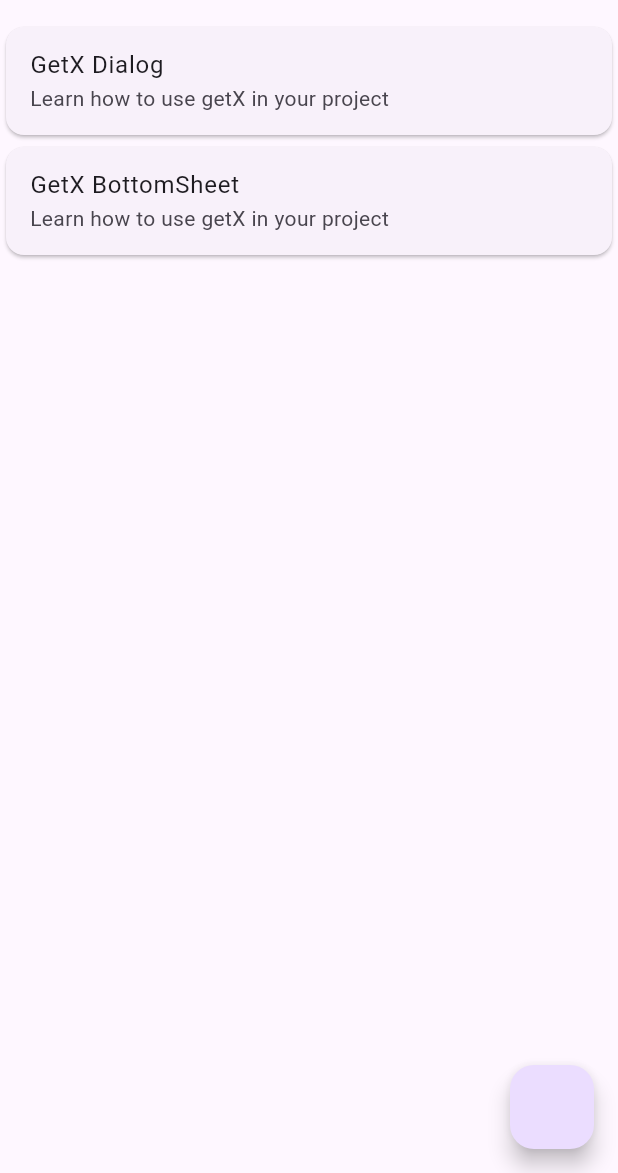
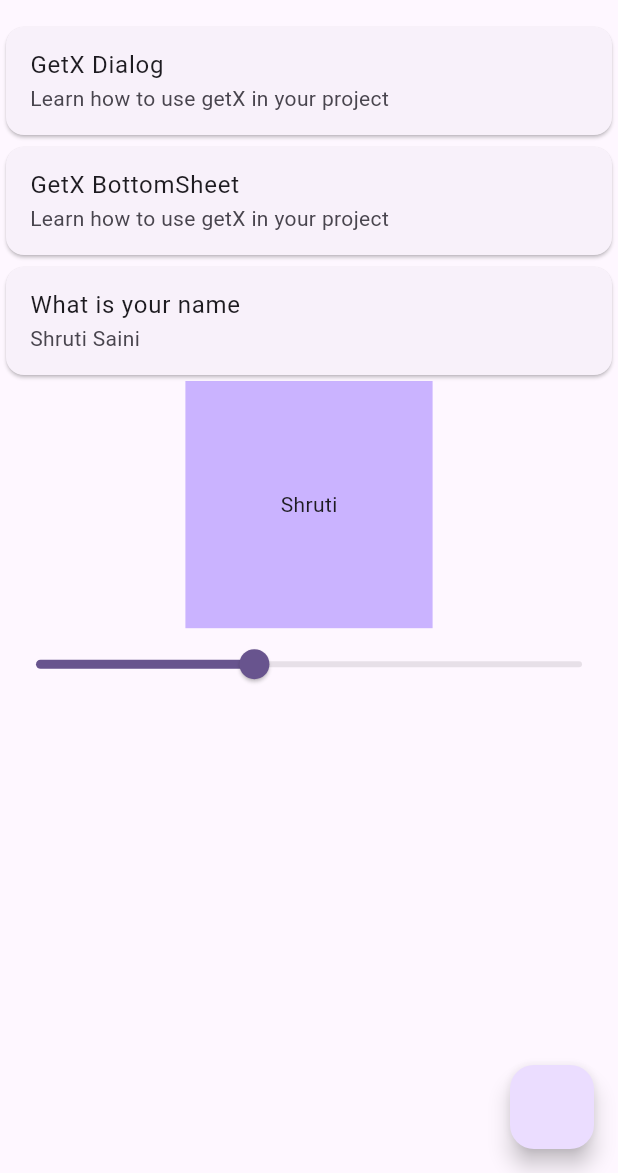
Before and after one commit to ShrutiSaini07/GetX_Learning, a Flutter app: the HomeScreen screen opened directly, on a phone screen of 412 x 824 dp, the part 63-1236 px from its top. Run offline on Flutter 3.47's test engine with Material 3 defaults, Android fonts, the phone set to English and light mode, and no system bars; our stand-ins replace get.

```diff
--- /dev/null
+++ b/lib/counter_controller.dart
@@ -0,0 +1,36 @@
+import 'dart:ui';
+
+import 'package:flutter/material.dart';
+import 'package:get/get.dart';
+
+class CounterClass extends GetxController{
+  RxInt counter = 1.obs;
+  Rx<Color> colorChange =  Rx<Color>(Colors.pink);
+  RxDouble opacity = 0.4.obs;
+
+  RxList<String> fruitName = ['Orange' , 'Grapes' , 'Mango' , 'Banana'].obs;
+  RxList tempFruit = [].obs;
+
+
+  addToFavourite(String value){
+    tempFruit.add(value);
+  }
+
+
+  removeToFavourite(String value){
+    tempFruit.remove(value);
+  }
+
+  increamentCounter(){
+    counter.value++;
+    print(counter.value);
+  }
+
+  colorContainer(){
+    colorChange.value = (colorChange.value == Colors.pink) ? Colors.green : Colors.pink;
+  }
+
+  setOpacity(double value){
+    opacity.value = value;
+  }
+}
--- a/lib/home_page.dart
+++ b/lib/home_page.dart
@@ -1,5 +1,8 @@
 import 'package:flutter/material.dart';
+import 'package:get/get.dart';
 import 'package:get/route_manager.dart';
+import 'package:get/utils.dart';
+import 'package:getx_learning/counter_controller.dart';
 
 class HomeScreen extends StatefulWidget {
   const HomeScreen({super.key});
@@ -9,6 +12,9 @@ class HomeScreen extends StatefulWidget {
 }
 
 class _HomeScreenState extends State<HomeScreen> {
+
+    CounterClass controller = Get.put(CounterClass());
+
   @override
   Widget build(BuildContext context) {
     return Scaffold(
@@ -69,6 +75,25 @@ class _HomeScreenState extends State<HomeScreen> {
               },
             ),
           ),
+          Card(
+            child: ListTile(
+              title: Text('message'.tr),
+              subtitle: Text('name'.tr),
+            ),
+          ),
+          Obx(()=> Container(
+            // height: MediaQuery.of(context).size.height * 0.2,
+            height: Get.height * 0.2,
+            // width: MediaQuery.of(context).size.width * 0.4,
+            width: Get.width * 0.4,
+            color: Colors.deepPurpleAccent.withOpacity(controller.opacity.value),
+            child: Center(child: Text("Shruti")),
+          ),),
+          Obx(()=>
+              Slider(value: controller.opacity.value,
+                  onChanged: (value){
+                    controller.setOpacity(value);
+               }) ),
 
         ],
       ),
--- /dev/null
+++ b/lib/language_page.dart
@@ -0,0 +1,13 @@
+import 'package:get/get_navigation/src/root/internacionalization.dart';
+
+class Languages extends Translations{
+  @override
+
+  Map<String, Map<String, String>> get keys =>{
+      'en_US' : {
+        'message' : 'What is your name',
+        'name' : 'Shruti Saini',
+      },
+  };
+
+}
--- a/lib/main.dart
+++ b/lib/main.dart
@@ -1,6 +1,14 @@
 import 'package:flutter/material.dart';
 import 'package:get/get.dart';
+import 'package:getx_learning/homeWork.dart';
 import 'package:getx_learning/home_page.dart';
+import 'package:getx_learning/image_picker_page.dart';
+import 'package:getx_learning/language_page.dart';
+import 'package:getx_learning/listView_page.dart';
+import 'package:getx_learning/navigator_page.dart';
+import 'package:getx_learning/screen_one.dart';
+
+import 'counter_page.dart';
 
 void main() {
   runApp(const MyApp());
@@ -13,12 +21,20 @@ class MyApp extends StatelessWidget {
   Widget build(BuildContext context) {
     return GetMaterialApp(
       title: 'Flutter Demo',
+      locale: Locale('en' , 'US'),
+      fallbackLocale: Locale('en','US'),
+      translations: Languages(),
       theme: ThemeData(
 
         colorScheme: ColorScheme.fromSeed(seedColor: Colors.deepPurple),
         useMaterial3: true,
       ),
-      home: HomeScreen(),
+      home: ImagePickerScreen(),
+      getPages: [
+        GetPage(name: '/', page: ()=> HomeScreen()),
+        GetPage(name: '/navigatorPage', page: ()=> NavigatorScreen()),
+        GetPage(name: '/screenOne', page: ()=> ScreenOne()),
+      ],
     );
   }
 }
--- a/pubspec.yaml
+++ b/pubspec.yaml
@@ -37,6 +37,7 @@ dependencies:
   cupertino_icons: ^1.0.2
 
   get: ^4.6.6
+  image_picker:
 
 dev_dependencies:
   flutter_test:
```
Also changed, not shown: lib/counter_page.dart (added, +35 -0 lines), lib/homeWork.dart (added, +40 -0 lines), lib/image_picker_page.dart (added, +17 -0 lines), lib/listView_page.dart (added, +43 -0 lines), lib/navigator_page.dart (added, +35 -0 lines), lib/screen_one.dart (added, +36 -0 lines), pubspec.lock, 13 other files.
